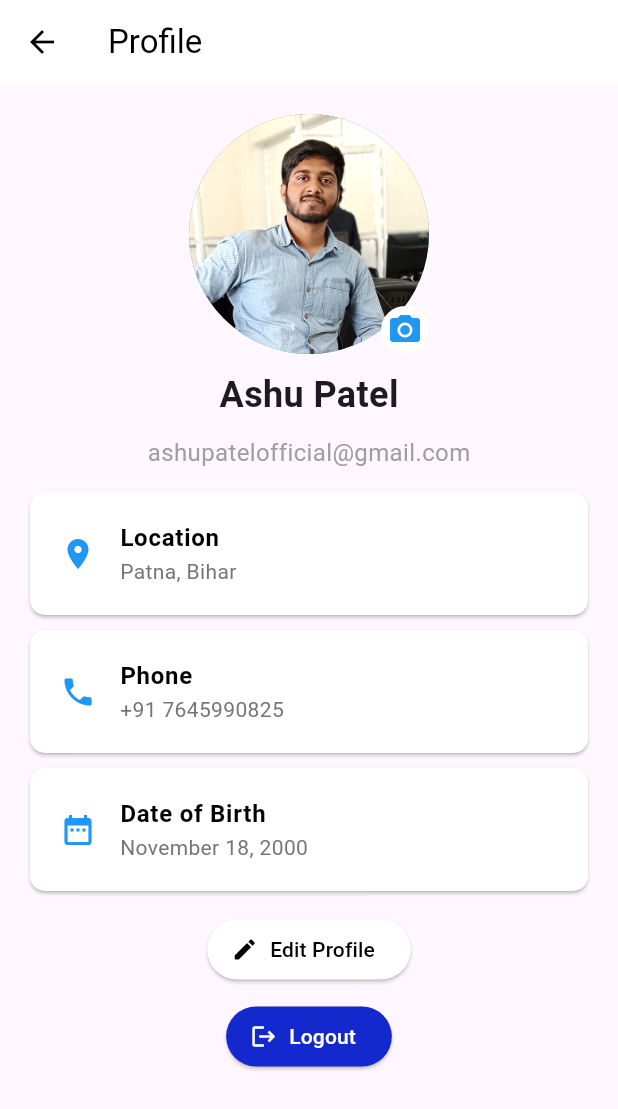
After one commit to jyotiyadav02/RicozInternship, a Flutter app: the ProfilePage screen opened directly, on a phone screen of 412 x 824 dp. The commit adds this screen. Shown: the top 1109 px of the screen. Run offline on Flutter 3.47's test engine with Material 3 defaults, Android fonts, the light colour scheme and no system bars; our stand-ins replace google_fonts; network calls fail.

Commit message:
internship task ricoz

```diff
--- /dev/null
+++ b/lib/screens/Profile_page.dart
@@ -0,0 +1,113 @@
+
+import 'package:flutter/material.dart';
+
+class ProfilePage extends StatelessWidget {
+  const ProfilePage({Key? key}) : super(key: key);
+
+  @override
+  Widget build(BuildContext context) {
+    return Scaffold(
+      appBar: AppBar(
+        title: const Text('Profile'),
+      ),
+      body: SingleChildScrollView(
+        child: Column(
+          crossAxisAlignment: CrossAxisAlignment.center,
+          children: [
+            const SizedBox(height: 20),
+            Stack(
+              children: [
+                const CircleAvatar(
+                  radius: 80,
+                  backgroundImage: AssetImage('assets/images/pic.jpg'), // Replace with your profile picture asset
+                ),
+                Positioned(
+                  bottom: 0,
+                  right: 0,
+                  child: Container(
+                    padding: const EdgeInsets.all(4),
+                    decoration: const BoxDecoration(
+                      shape: BoxShape.circle,
+                      color: Colors.white,
+                    ),
+                    child: const Icon(
+                      Icons.camera_alt,
+                      color: Colors.blue,
+                    ),
+                  ),
+                ),
+              ],
+            ),
+            const SizedBox(height: 10),
+            const Text(
+              'Ashu Patel',
+              style: TextStyle(fontSize: 24, fontWeight: FontWeight.bold),
+            ),
+            const SizedBox(height: 10),
+            const Text(
+              'ashupatelofficial@gmail.com',
+              style: TextStyle(fontSize: 16, color: Colors.grey),
+            ),
+            const SizedBox(height: 10),
+            _buildProfileInfoCard(
+              title: 'Location',
+              value: 'Patna, Bihar',
+              icon: Icons.location_on,
+            ),
+            _buildProfileInfoCard(
+              title: 'Phone',
+              value: '+91 7645990825',
+              icon: Icons.phone,
+            ),
+            _buildProfileInfoCard(
+              title: 'Date of Birth',
+              value: 'November 18, 2000',
+              icon: Icons.date_range,
+            ),
+            const SizedBox(height: 10),
+            ElevatedButton.icon(
+              onPressed: () {
+                // Add action here
+              },
+              icon: const Icon(Icons.edit),
+              label: const Text('Edit Profile'),
+              style: ElevatedButton.styleFrom(
+                primary: Colors.white,
+                onPrimary: Colors.black,
+              ),
+            ),
+            const SizedBox(height: 10),
+            ElevatedButton.icon(
+              onPressed: () {
+                // Add action here
+              },
+              icon: const Icon(Icons.logout,color: Colors.white,),
+              label: const Text('Logout',style:TextStyle(color:Colors.white)),
+              style: ElevatedButton.styleFrom(
+                primary: const Color.fromARGB(255, 19, 40, 205),
+              ),
+            ),
+          ],
+        ),
+      ),
+    );
+  }
+
+  Widget _buildProfileInfoCard({required String title, required String value, required IconData icon}) {
+    return Card(
+      color: Colors.white,
+      margin: const EdgeInsets.symmetric(horizontal: 20, vertical: 5),
+      elevation: 1,
+      shape: RoundedRectangleBorder(borderRadius: BorderRadius.circular(10)),
+      child: ListTile(
+        contentPadding: const EdgeInsets.symmetric(horizontal: 20, vertical: 5),
+        leading: Icon(icon, color: Colors.blue),
+        title: Text(title, style: const TextStyle(fontWeight: FontWeight.bold)),
+        subtitle: Text(
+          value,
+          style: TextStyle(color: Colors.grey[600]),
+        ),
+      ),
+    );
+  }
+}
--- a/pubspec.yaml
+++ b/pubspec.yaml
@@ -62,6 +62,7 @@ flutter:
   # To add assets to your application, add an assets section, like this:
   assets:
     - assets/images/
+    - assets/images/pic.jpg
 
   # An image asset can refer to one or more resolution-specific "variants", see
   # https://flutter.dev/assets-and-images/#resolution-aware
```
Also changed, not shown: lib/bottom_navigation.dart (+11 -3 lines), lib/main.dart (+23 -23 lines), lib/screens/Favourite_page.dart (added, +109 -0 lines), lib/screens/Shop_page.dart (added, +84 -0 lines), assets/images/mypic.jpg (added), assets/images/pic.jpg (added), 1 other file.
